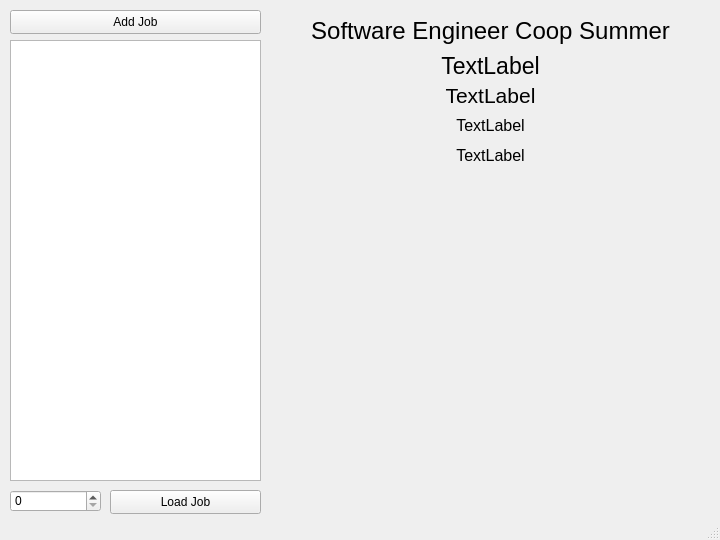
First picture: the form in mainwindow.ui, repository frenchcokes/Job-Tracker, before the edit.
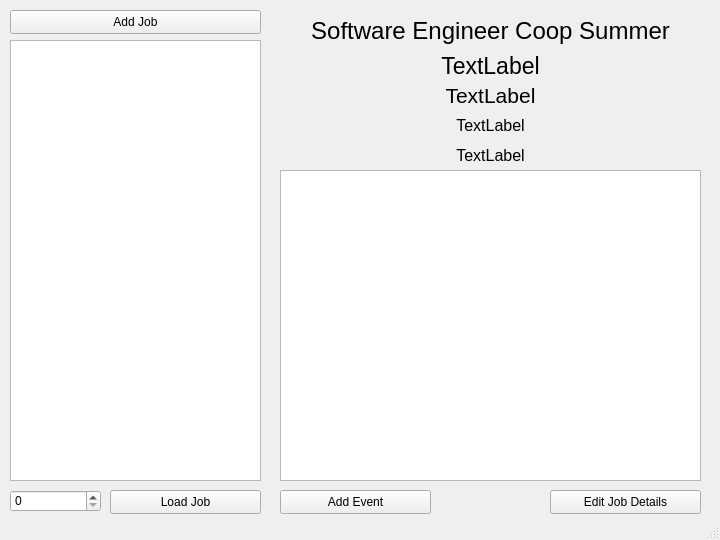
Second picture: the form after the edit. The open tabs and pages were chosen to show the change.

The edit to the form file:
```diff
--- a/mainwindow.ui
+++ b/mainwindow.ui
@@ -418,6 +418,42 @@
        <set>Qt::AlignmentFlag::AlignCenter</set>
       </property>
      </widget>
+     <widget class="QPlainTextEdit" name="JobEventsViewPlainTextEdit">
+      <property name="geometry">
+       <rect>
+        <x>10</x>
+        <y>160</y>
+        <width>421</width>
+        <height>311</height>
+       </rect>
+      </property>
+     </widget>
+     <widget class="QPushButton" name="addEventViewPushButton">
+      <property name="geometry">
+       <rect>
+        <x>10</x>
+        <y>480</y>
+        <width>151</width>
+        <height>24</height>
+       </rect>
+      </property>
+      <property name="text">
+       <string>Add Event</string>
+      </property>
+     </widget>
+     <widget class="QPushButton" name="editJobDetailsPushButton">
+      <property name="geometry">
+       <rect>
+        <x>280</x>
+        <y>480</y>
+        <width>151</width>
+        <height>24</height>
+       </rect>
+      </property>
+      <property name="text">
+       <string>Edit Job Details</string>
+      </property>
+     </widget>
     </widget>
    </widget>
    <widget class="QSpinBox" name="jobLoadSpinBox">
```
Left out of the diff: 2 changed lines with no effect on the pictures.
